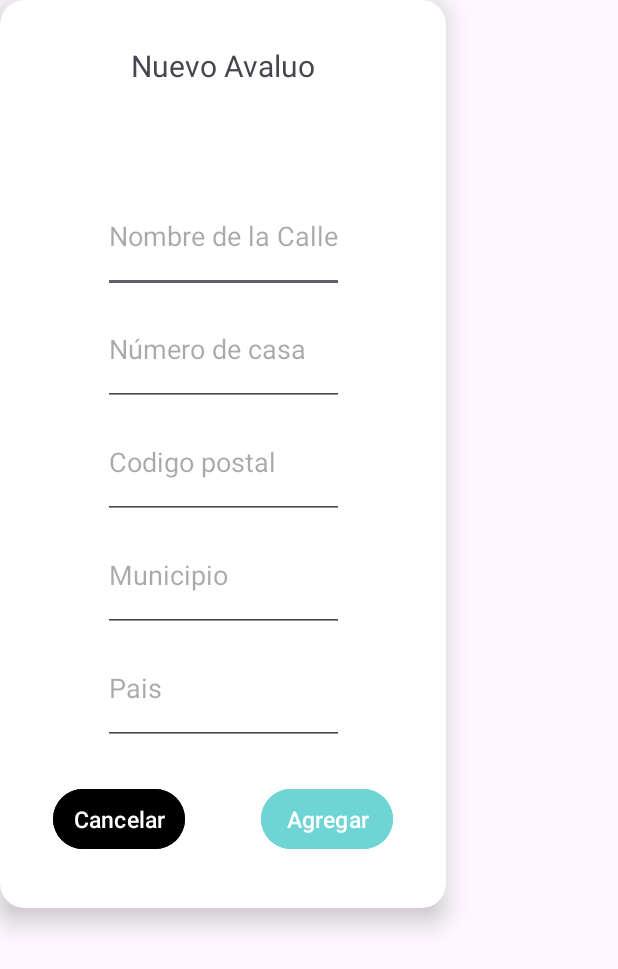
After one commit to JIvanVB/Proyecto_Avaluos, an Android app: the layout avaluo_direccion_diag.xml on its own in the app's theme, with its tools: preview values and no code run, on a phone screen of 412 x 824 dp. The commit adds this screen. Shown: the top 969 px of the screen. Run offline under Robolectric (Android 15) with nearby library versions, the phone set to English and light mode, and no system bars.

Commit message:
ahora es posible hacer nuevos avaluos y se veran reflejados
hacer un avaluo creara un registro en firebase, lo que la aplicacion consultara y desplegara para poder acceder a este. todavia tiene detalles por correjir

Co-Authored-By: SopitasWick <147137063+SopitasWick@users.noreply.github.com>

```diff
--- a/app/src/main/AndroidManifest.xml
+++ b/app/src/main/AndroidManifest.xml
@@ -12,6 +12,9 @@
         android:supportsRtl="true"
         android:theme="@style/Theme.ProyectoAvaluos"
         tools:targetApi="31">
+        <activity
+            android:name=".AvaluosAltaActivity"
+            android:exported="false" />
         <activity
             android:name=".RegistrarseActivity"
             android:exported="true" />
--- /dev/null
+++ b/app/src/main/java/mx/itson/edu/proyectoavaluos/Avaluo.kt
@@ -0,0 +1,3 @@
+package mx.itson.edu.proyectoavaluos
+
+data class Avaluo(val id:String,val usuario:String,val calle:String,val numCasa:String,val codPostal:String,val municipio:String,val pais:String)
--- a/app/src/main/java/mx/itson/edu/proyectoavaluos/MainActivity.kt
+++ b/app/src/main/java/mx/itson/edu/proyectoavaluos/MainActivity.kt
@@ -50,7 +50,7 @@ class MainActivity : AppCompatActivity() {
         auth.signInWithEmailAndPassword(email, password).addOnCompleteListener(this) { task ->
                 if (task.isSuccessful) {
                     Log.d("TAG", "signInWithEmail:success")
-                    startActivity(Intent(this,FoliosActivity::class.java))
+                    startActivity(Intent(this,FoliosActivity::class.java).putExtra("usuario",email))
                 } else {
                     Log.w("TAG", "signInWithEmail:failure", task.exception)
                     Toast.makeText(baseContext, "Authentication failed.", Toast.LENGTH_SHORT).show()
--- /dev/null
+++ b/app/src/main/res/drawable/diag_fondo.xml
@@ -0,0 +1,5 @@
+<?xml version="1.0" encoding="utf-8"?>
+<shape android:shape="rectangle" xmlns:android="http://schemas.android.com/apk/res/android">
+    <corners android:radius="20dp"/>
+    <solid android:color="@color/white"/>
+</shape>
--- /dev/null
+++ b/app/src/main/res/layout/avaluo_direccion_diag.xml
@@ -0,0 +1,132 @@
+<?xml version="1.0" encoding="utf-8"?>
+<androidx.cardview.widget.CardView xmlns:android="http://schemas.android.com/apk/res/android"
+    android:layout_width="wrap_content"
+    android:layout_height="wrap_content"
+    xmlns:app="http://schemas.android.com/apk/res-auto"
+    app:cardCornerRadius="16dp"
+    app:cardElevation="10dp"
+    >
+
+    <androidx.constraintlayout.widget.ConstraintLayout
+        android:layout_width="match_parent"
+        android:layout_height="match_parent"
+        android:padding="10dp"
+        >
+        <TextView
+            android:id="@+id/tituloAvaDiag"
+            android:layout_width="wrap_content"
+            android:layout_height="wrap_content"
+            android:text="@string/newAvaluo"
+            android:textSize="20sp"
+            android:layout_margin="20dp"
+            app:layout_constraintTop_toTopOf="parent"
+            app:layout_constraintStart_toStartOf="parent"
+            app:layout_constraintEnd_toEndOf="parent"
+            />
+        <TextView
+            android:id="@+id/subTituloAvalDiag"
+            android:layout_width="wrap_content"
+            android:layout_height="wrap_content"
+            android:textSize="20sp"
+            android:layout_margin="20dp"
+            app:layout_constraintTop_toBottomOf="@id/tituloAvaDiag"
+            app:layout_constraintStart_toStartOf="parent"
+            app:layout_constraintEnd_toEndOf="parent"
+            android:text=""
+            />
+        <LinearLayout
+            android:id="@+id/inputs"
+            android:layout_width="wrap_content"
+            android:layout_height="wrap_content"
+            android:orientation="vertical"
+            android:layout_margin="15dp"
+            app:layout_constraintTop_toBottomOf="@id/subTituloAvalDiag"
+            app:layout_constraintStart_toStartOf="parent"
+            app:layout_constraintEnd_toEndOf="parent"
+            >
+            <EditText
+                android:id="@+id/editTextNomCalle"
+                android:layout_width="match_parent"
+                android:layout_height="75dp"
+                android:layout_marginLeft="15dp"
+                android:layout_marginRight="15dp"
+                android:hint="@string/nom_calle"
+                android:inputType="text"
+                android:autofillHints="" />
+            <EditText
+                android:id="@+id/editTextNum"
+                android:layout_width="match_parent"
+                android:layout_height="75dp"
+                android:layout_marginLeft="15dp"
+                android:layout_marginRight="15dp"
+                android:hint="@string/num"
+                android:inputType="numberDecimal"
+                android:autofillHints=""/>
+            <EditText
+                android:id="@+id/editTextCodPostal"
+                android:layout_width="match_parent"
+                android:layout_height="75dp"
+                android:layout_marginLeft="15dp"
+                android:layout_marginRight="15dp"
+                android:hint="@string/codPostal"
+                android:inputType="numberDecimal"
+                android:autofillHints=""/>
+            <EditText
+                android:id="@+id/editTextMuni"
+                android:layout_width="match_parent"
+                android:layout_height="75dp"
+                android:layout_marginLeft="15dp"
+                android:layout_marginRight="15dp"
+                android:hint="@string/Muni"
+                android:inputType="text"
+                android:autofillHints=""/>
+            <EditText
+                android:id="@+id/editTextPais"
+                android:layout_width="match_parent"
+                android:layout_height="75dp"
+                android:layout_marginLeft="15dp"
+                android:layout_marginRight="15dp"
+                android:hint="@string/pais"
+                android:inputType="text"
+                android:autofillHints=""/>
+
+        </LinearLayout>
+
+        <LinearLayout
+            android:layout_width="wrap_content"
+            android:layout_height="wrap_content"
+            android:orientation="horizontal"
+            app:layout_constraintTop_toBottomOf="@id/inputs"
+            app:layout_constraintStart_toStartOf="parent"
+            app:layout_constraintEnd_toEndOf="parent"
+            >
+            <com.google.android.material.button.MaterialButton
+                android:id="@+id/botonCancelarDiag"
+                android:layout_width="0dp"
+                android:layout_height="match_parent"
+                android:layout_weight="1"
+                android:text="@string/cancelar"
+                android:textSize="15sp"
+                android:textColor="@color/white"
+                android:backgroundTint="@color/black"
+                android:layout_margin="25dp"
+                android:padding="5dp"
+                />
+            <com.google.android.material.button.MaterialButton
+                android:id="@+id/botonAgregarDiag"
+                android:layout_width="0dp"
+                android:layout_height="match_parent"
+                android:layout_weight="1"
+                android:text="@string/agregar"
+                android:textSize="15sp"
+                android:textColor="@color/white"
+                android:backgroundTint="@color/avaluos_ic_launcher_background"
+                android:layout_margin="25dp"
+                android:padding="5dp"
+                />
+        </LinearLayout>
+
+
+    </androidx.constraintlayout.widget.ConstraintLayout>
+
+</androidx.cardview.widget.CardView>
--- /dev/null
+++ b/app/src/main/res/values-night/strings.xml
@@ -0,0 +1,12 @@
+<?xml version="1.0" encoding="utf-8"?>
+<resources>
+    <string name="cancelar">Cancelar</string>
+    <string name="agregar">Agregar</string>
+    <string name="nom_calle">Nombre de la Calle</string>
+    <string name="num">Número de casa</string>
+    <string name="codPostal">Codigo postal</string>
+    <string name="Muni">Municipio</string>
+    <string name="pais">Pais</string>
+    <string name="folios_de">"Folios activos de "</string>
+    <string name="newAvaluo">Nuevo Avaluo</string>
+</resources>
--- a/app/src/main/res/values/strings.xml
+++ b/app/src/main/res/values/strings.xml
@@ -12,4 +12,13 @@
     <string name="tituloRegistrarse">Registro de Usuario</string>
     <string name="passvalid">Confirmar Contraseña</string>
     <string name="regi">Registrarse</string>
+    <string name="cancelar">Cancelar</string>
+    <string name="agregar">Agregar</string>
+    <string name="nom_calle">Nombre de la Calle</string>
+    <string name="num">Número de casa</string>
+    <string name="codPostal">Codigo postal</string>
+    <string name="Muni">Municipio</string>
+    <string name="pais">Pais</string>
+    <string name="folios_de">"Folios activos de "</string>
+    <string name="newAvaluo">Nuevo Avaluo</string>
 </resources>
```
Also changed, not shown: app/src/main/java/mx/itson/edu/proyectoavaluos/FoliosActivity.kt (+87 -4 lines).
